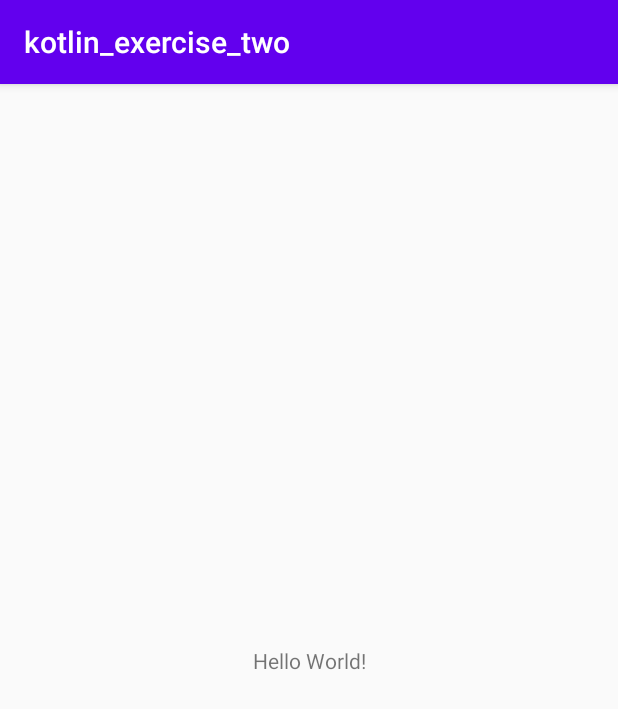
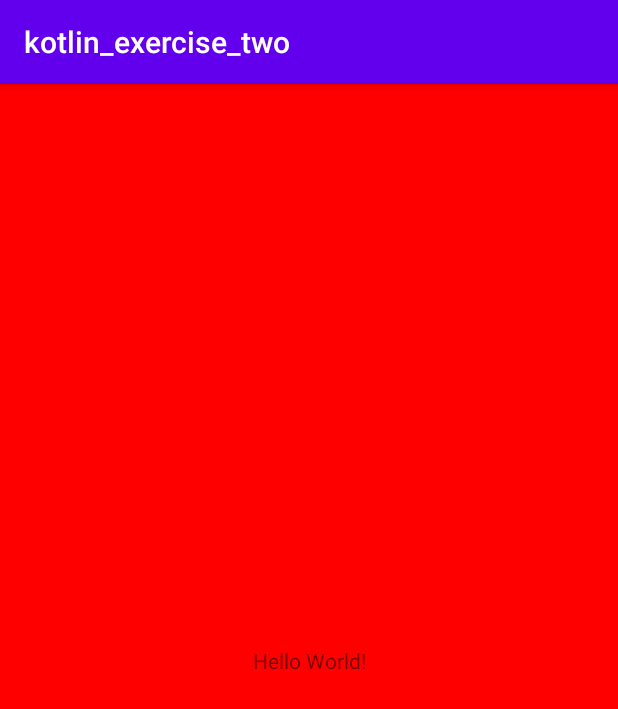
Before and after one commit to Jitgitbit/kotlin_exercise_two, an Android app: the screen it shows after launch (MainActivity), on a phone screen of 412 x 824 dp. Shown: the top 709 px of the screen. Run offline under Robolectric (Android 15) with nearby library versions, the phone set to English and light mode, and no system bars.

Commit message:
playing with activities

```diff
--- a/app/src/main/java/com/example/kotlin_exercise_two/MainActivity.kt
+++ b/app/src/main/java/com/example/kotlin_exercise_two/MainActivity.kt
@@ -1,5 +1,6 @@
 package com.example.kotlin_exercise_two
 
+import android.graphics.Color
 import androidx.appcompat.app.AppCompatActivity
 import android.os.Bundle
 
@@ -7,5 +8,7 @@ class MainActivity : AppCompatActivity() {
     override fun onCreate(savedInstanceState: Bundle?) {
         super.onCreate(savedInstanceState)
         setContentView(R.layout.activity_main)
+
+        window.decorView.setBackgroundColor(Color.RED)
     }
 }
```
Also changed, not shown: 1 other file.
